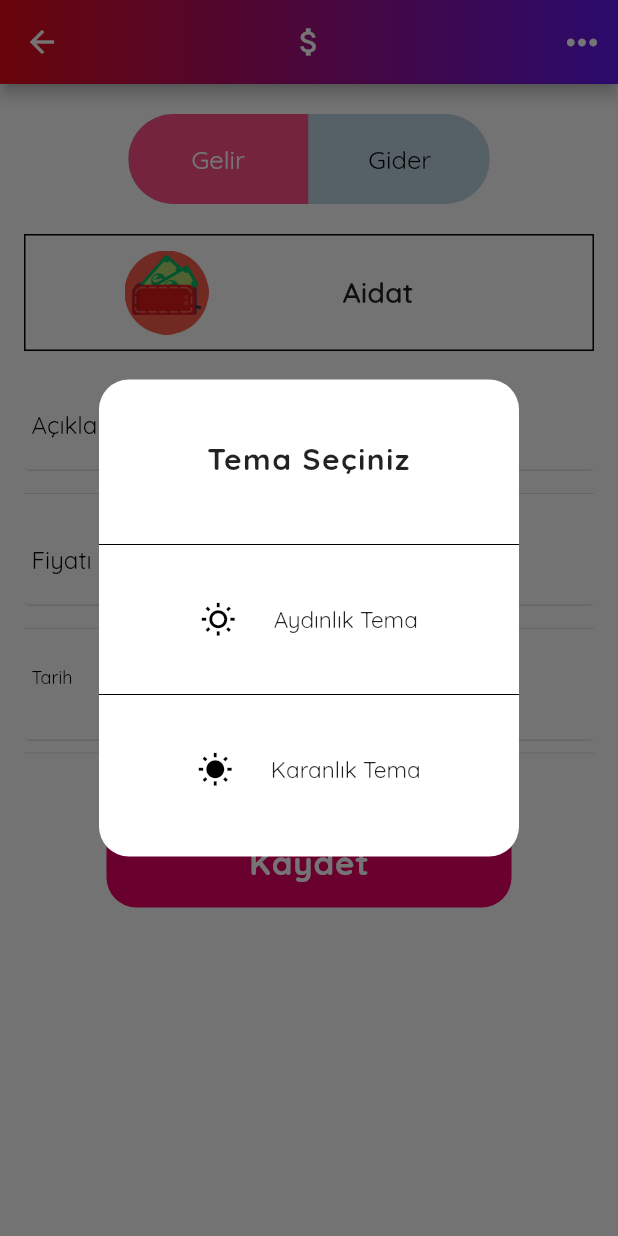
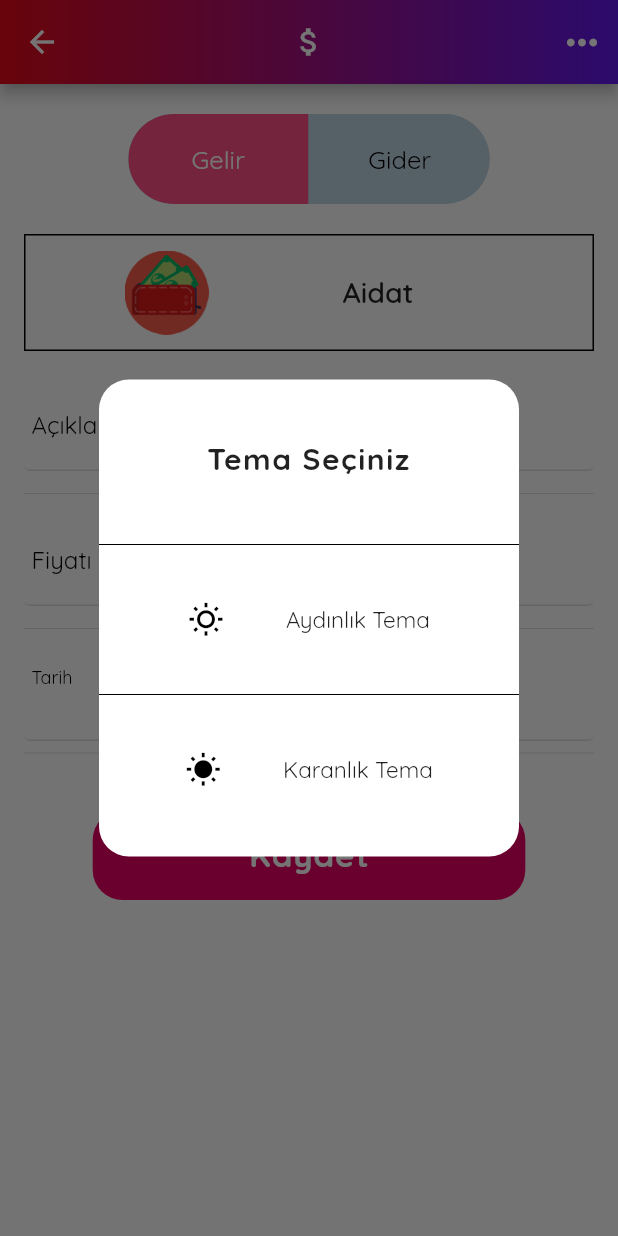
Before and after one commit to GelirGider/gelir_gider, a Flutter app: the AddingExpense screen opened directly, after a tap on the "keyboard control" icon, after a tap on "Aidat", on a phone screen of 412 x 824 dp. Run offline on Flutter 3.47's test engine with Material 2 defaults, Android fonts, the phone set to English and light mode, and no system bars; drawn by our look-alikes of date_time_picker, toggle_switch; our stand-ins replace google_fonts, gradient_app_bar, jiffy, percent_indicator, shared_preferences, sqflite; missing offline and left inert: currency_picker; accounts and stored records are empty.

Commit message:
Media Query usages on sizes

```diff
--- a/lib/screens/adding_expense_screen.dart
+++ b/lib/screens/adding_expense_screen.dart
@@ -255,12 +255,15 @@ class _AddingExpenseState extends State<AddingExpense>
                             ),
                             Divider(),
                             SizedBox(
-                              height: 35.0,
+                              height: 30.0,
                             ),
                             SaveButton(
                               onPressed: () =>
                                   _saveForm(widget.scaffoldKey, snackBar),
                             ),
+                            SizedBox(
+                              height: 15.0,
+                            )
                           ],
                         ),
                       ),
--- a/lib/screens/expenses_list_screen.dart
+++ b/lib/screens/expenses_list_screen.dart
@@ -437,7 +437,7 @@ class _ExpensesListScreenState extends State<ExpensesListScreen> {
                           : Column(
                               children: [
                                 SizedBox(
-                                  height: 15,
+                                  height: MediaQuery.of(context).size.height * 0.02,
                                 ),
                                 MoneyWidget(
                                   income: expenseProvider
--- a/lib/screens/language_selection_screen.dart
+++ b/lib/screens/language_selection_screen.dart
@@ -96,7 +96,7 @@ class _LanguageSelectionScreenState extends State<LanguageSelectionScreen> {
               mainAxisAlignment: MainAxisAlignment.center,
               children: [
                 SizedBox(
-                  height: 20,
+                  height: MediaQuery.of(context).size.height * 0.04,
                 ),
                 Text(
                   S.of(context).DrawerLanguageText,
--- a/lib/widgets/add_button.dart
+++ b/lib/widgets/add_button.dart
@@ -11,11 +11,11 @@ class AddButton extends StatelessWidget {
     var isDark = _theme.getTheme() == _theme.dark;
 
     return Container(
-      width: 60,
-      height: 60,
+      width: MediaQuery.of(context).size.height * 0.1,
+      height: MediaQuery.of(context).size.height * 0.1,
       child: Icon(
         Icons.add,
-        size: 40,
+        size: MediaQuery.of(context).size.height * 0.06,
       ),
       decoration: BoxDecoration(
         shape: BoxShape.circle,
--- a/lib/widgets/money_widget.dart
+++ b/lib/widgets/money_widget.dart
@@ -38,10 +38,10 @@ class MoneyWidget extends StatelessWidget {
           ),
         ),
         SizedBox(
-          width: 5,
+          width: MediaQuery.of(context).size.width * 0.01,
         ),
         CircularPercentIndicator(
-          radius: 150.0,
+          radius: MediaQuery.of(context).size.height * 0.25,
           animation: true,
           animationDuration: 750,
           reverse: true,
@@ -56,7 +56,7 @@ class MoneyWidget extends StatelessWidget {
           progressColor: Colours.green,
         ),
         SizedBox(
-          width: 5,
+          width: MediaQuery.of(context).size.width * 0.01,
         ),
         Expanded(
           child: Column(
--- a/lib/widgets/save_button.dart
+++ b/lib/widgets/save_button.dart
@@ -9,7 +9,7 @@ class SaveButton extends StatelessWidget {
   @override
   Widget build(BuildContext context) {
     return Container(
-      width: 270.0,
+      width: MediaQuery.of(context).size.width * 0.7,
       child: FlatButton(
         shape: RoundedRectangleBorder(
           borderRadius: BorderRadius.circular(20),
--- a/lib/widgets/theme_dialog_widget.dart
+++ b/lib/widgets/theme_dialog_widget.dart
@@ -38,7 +38,7 @@ class ThemeDialogWidget extends StatelessWidget {
                   ? Icon(Icons.wb_sunny, color: Colours.white)
                   : Icon(Icons.wb_sunny_outlined, color: Colours.black),
               SizedBox(
-                width: 25,
+                width: MediaQuery.of(context).size.width * 0.1,
               ),
               Text(S.of(context).ThemeSelectionOption1,
                   textAlign: TextAlign.center, style: TextStyle(fontSize: 15)),
@@ -63,7 +63,7 @@ class ThemeDialogWidget extends StatelessWidget {
                   ? Icon(Icons.wb_sunny_outlined, color: Colours.white)
                   : Icon(Icons.wb_sunny, color: Colours.black),
               SizedBox(
-                width: 25,
+                width: MediaQuery.of(context).size.width * 0.1,
               ),
               Text(
                 S.of(context).ThemeSelectionOption2,
```
Also changed, not shown: lib/widgets/account_changer.dart (+4 -6 lines), lib/widgets/expenses_dialog.dart (+8 -8 lines).
